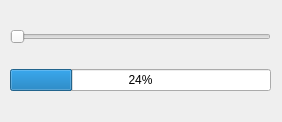
Old version of the form QtSignalAndSlots/mainwindow.ui in the repository EltonJunior/QtCreator.
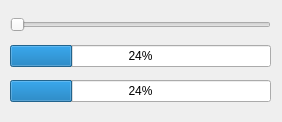
New version of the form.

Commit message:
QT SIGNAL AND SLOTS
In this first example, it connect a horizontalSlider to a progressBar using the Edit Signals/Slots

In the next step, it was connect a horizontalSlider to a progressBar using code in mainwindow.cpp

Other thing that is possible to do is to connected more than 1 slot in one signal.

```diff
--- a/QtSignalAndSlots/mainwindow.ui
+++ b/QtSignalAndSlots/mainwindow.ui
@@ -38,6 +38,13 @@
        </property>
       </widget>
      </item>
+     <item>
+      <widget class="QProgressBar" name="progressBar_2">
+       <property name="value">
+        <number>24</number>
+       </property>
+      </widget>
+     </item>
     </layout>
    </widget>
   </widget>
```
The commit also changes 2 other files.
